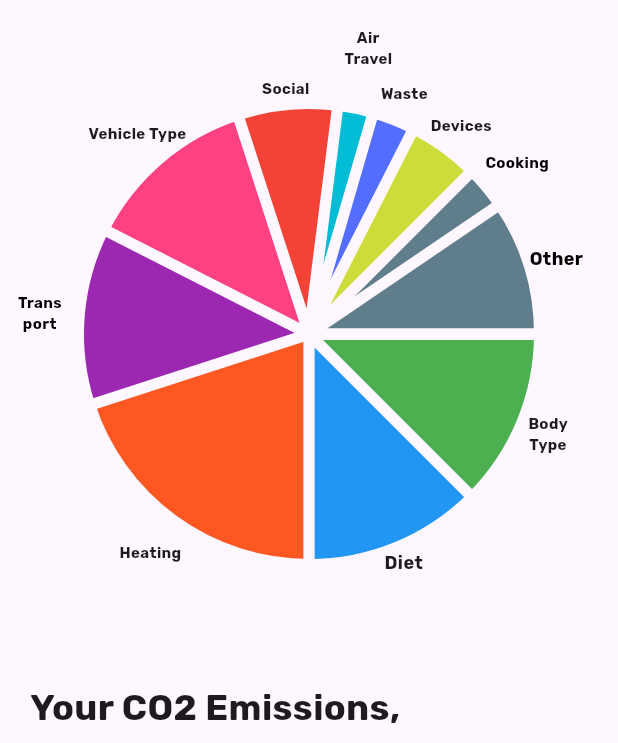
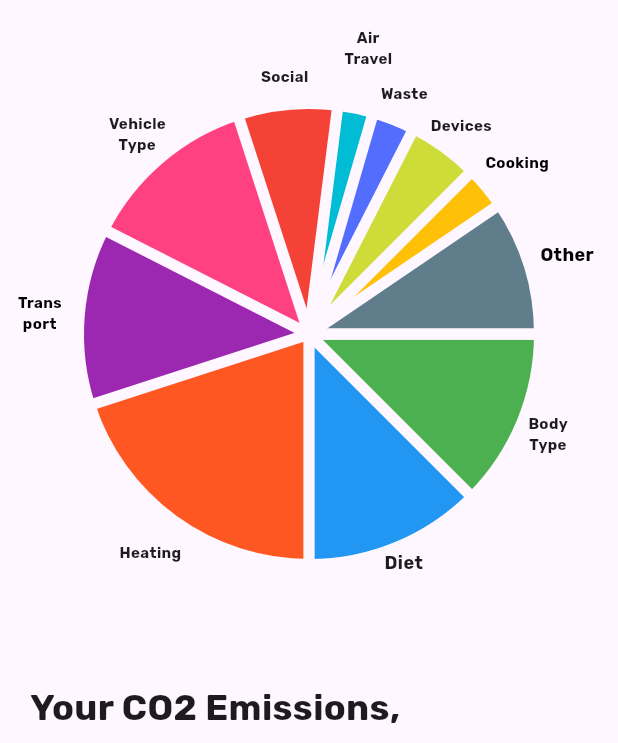
Before and after one commit to Kwabena-A/MyCarbon-App, a Flutter app: the StatisticsPage widget shown alone on an empty page, opened directly, on a phone screen of 412 x 824 dp, the part 493-1236 px from its top. Run offline on Flutter 3.47's test engine with Material 3 defaults, Android fonts, the phone set to English and light mode, and no system bars; drawn by our look-alikes of fl_chart; our stand-ins replace flutter_svg, google_fonts.

Commit message:
Integrated percentile calculation into top card in statistics_page.dart. Further tweaked pie chart label offset

```diff
--- a/lib/Pages/statistics_page.dart
+++ b/lib/Pages/statistics_page.dart
@@ -19,6 +19,7 @@
 double energyEfficientDevicesEmissions = 0; // Q16 response
 double cookingEmissions = 0; // Q18 response
 double otherEmissions = 0; // For unaccounted emissions
+String userPercentile = "~";
 
 class StatisticsPage extends StatefulWidget {
   const StatisticsPage({super.key});
@@ -40,6 +41,13 @@
           ? emissions.value!
           : userEmissions;
       emissionsCalc();
+    });
+
+    percentile.addListener(() {
+
+      userPercentile = (percentile.value != null)
+          ? percentile.value!
+          : userPercentile;
     });
 
     emissionsCalc();
@@ -403,7 +411,7 @@
                   PieChartSectionData(
                     value: (vehicleTypeEmissions / userEmissions * 100),
                     color: Colors.pinkAccent,
-                    title: 'Vehicle Type',
+                    title: 'Vehicle\nType',
                     radius: 150,
                     titleStyle: GoogleFonts.getFont(
                       "Rubik",
@@ -424,7 +432,7 @@
                       fontSize: 10,
                       fontWeight: FontWeight.bold,
                     ),
-                    titlePositionPercentageOffset: 1.1,
+                    titlePositionPercentageOffset: 1.15,
                   ),
 
                   // Air Travel Section
@@ -473,7 +481,7 @@
                   // Cooking Device Section
                   PieChartSectionData(
                     value: (cookingEmissions / userEmissions * 100),
-                    color: Colors.blueGrey,
+                    color: Colors.amber,
                     title: 'Cooking',
                     radius: 150,
                     titleStyle: GoogleFonts.getFont(
@@ -497,7 +505,7 @@
                       fontSize: 12,
                       fontWeight: FontWeight.bold,
                     ),
-                    titlePositionPercentageOffset: 1.15,
+                    titlePositionPercentageOffset: 1.2,
                   ),
                 ],
                 sectionsSpace:
```
Also changed, not shown: pubspec.lock.
